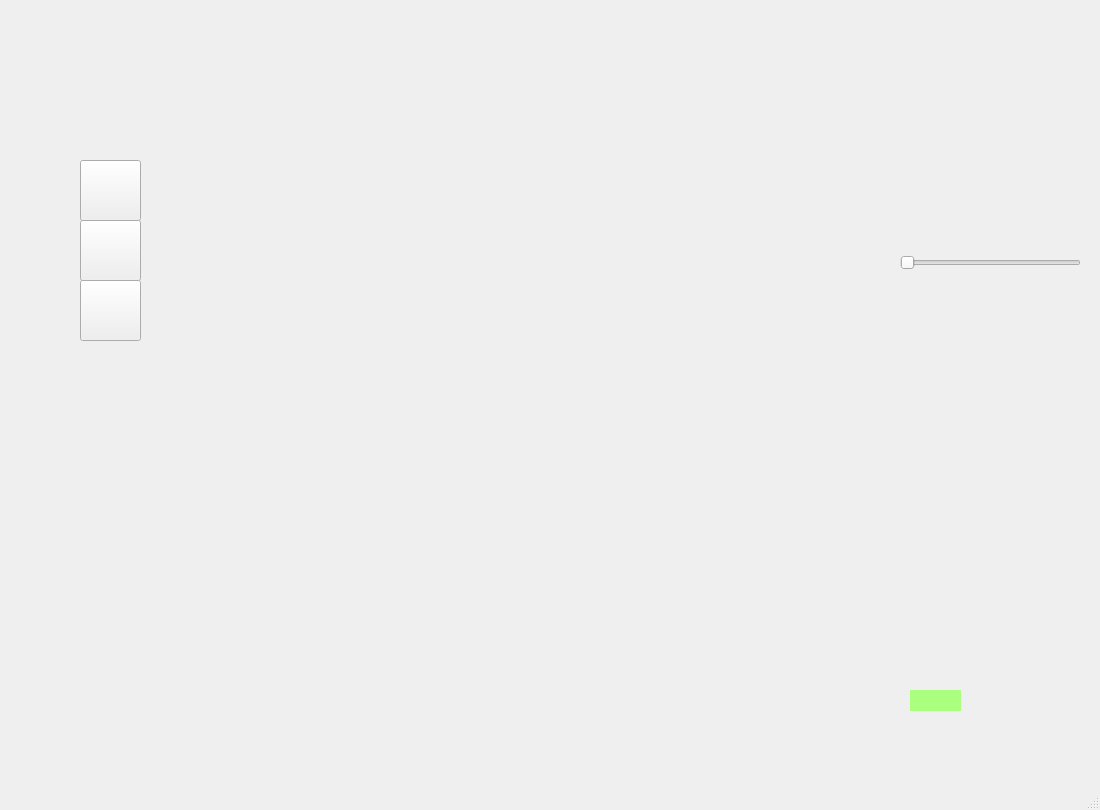
Old version of the form SpriteEditor/spriteview.ui in the repository bestcreator01/sprite-editor.
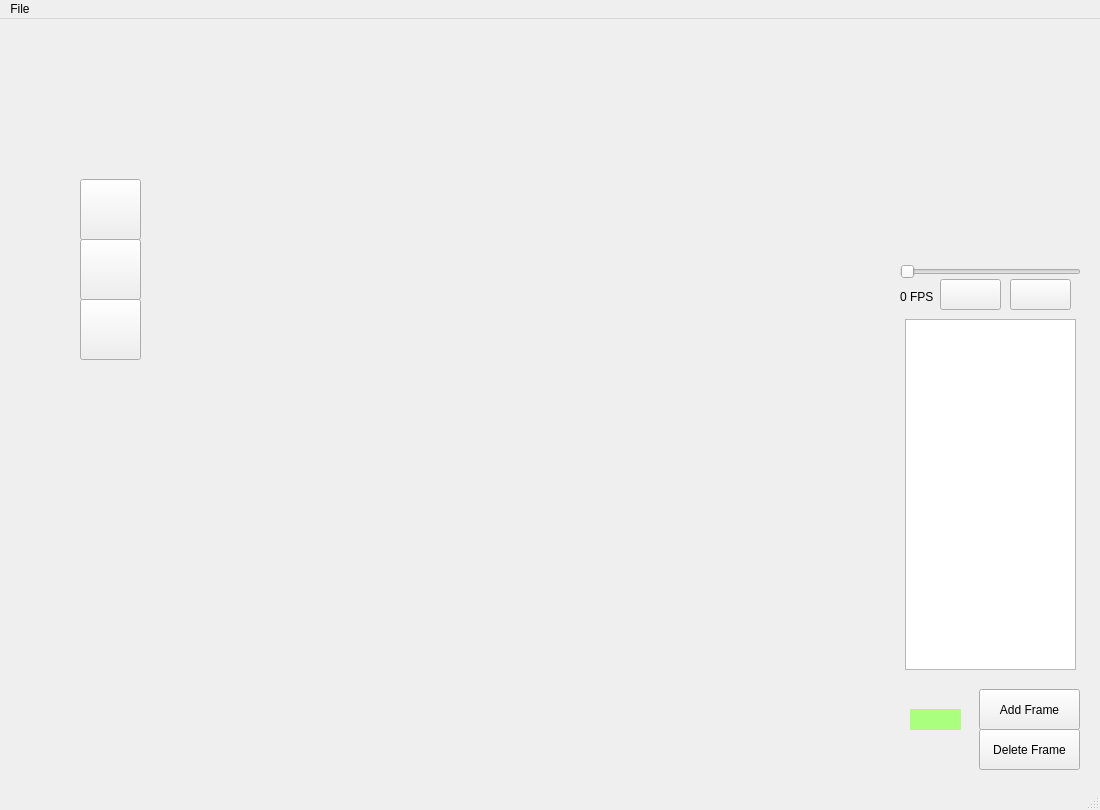
New version of the form.

```diff
--- a/SpriteEditor/spriteview.ui
+++ b/SpriteEditor/spriteview.ui
@@ -110,15 +110,93 @@
     <property name="geometry">
      <rect>
       <x>900</x>
-      <y>250</y>
+      <y>240</y>
       <width>181</width>
       <height>25</height>
      </rect>
     </property>
+    <property name="maximum">
+     <number>20</number>
+    </property>
     <property name="orientation">
      <enum>Qt::Horizontal</enum>
     </property>
    </widget>
+   <widget class="QPushButton" name="addFrame">
+    <property name="geometry">
+     <rect>
+      <x>979</x>
+      <y>670</y>
+      <width>101</width>
+      <height>41</height>
+     </rect>
+    </property>
+    <property name="text">
+     <string>Add Frame</string>
+    </property>
+   </widget>
+   <widget class="QPushButton" name="deleteFrame">
+    <property name="geometry">
+     <rect>
+      <x>979</x>
+      <y>710</y>
+      <width>101</width>
+      <height>41</height>
+     </rect>
+    </property>
+    <property name="text">
+     <string>Delete Frame</string>
+    </property>
+   </widget>
+   <widget class="QLabel" name="FPSLabel">
+    <property name="geometry">
+     <rect>
+      <x>900</x>
+      <y>270</y>
+      <width>41</width>
+      <height>16</height>
+     </rect>
+    </property>
+    <property name="text">
+     <string>0 FPS</string>
+    </property>
+   </widget>
+   <widget class="QPushButton" name="pauseButton">
+    <property name="geometry">
+     <rect>
+      <x>1010</x>
+      <y>260</y>
+      <width>61</width>
+      <height>31</height>
+     </rect>
+    </property>
+    <property name="text">
+     <string/>
+    </property>
+   </widget>
+   <widget class="QPushButton" name="playButton">
+    <property name="geometry">
+     <rect>
+      <x>940</x>
+      <y>260</y>
+      <width>61</width>
+      <height>31</height>
+     </rect>
+    </property>
+    <property name="text">
+     <string/>
+    </property>
+   </widget>
+   <widget class="QListWidget" name="listWidget">
+    <property name="geometry">
+     <rect>
+      <x>905</x>
+      <y>300</y>
+      <width>171</width>
+      <height>351</height>
+     </rect>
+    </property>
+   </widget>
   </widget>
   <widget class="QMenuBar" name="menubar">
    <property name="geometry">
@@ -126,9 +204,18 @@
      <x>0</x>
      <y>0</y>
      <width>1100</width>
-     <height>24</height>
+     <height>22</height>
     </rect>
    </property>
+   <widget class="QMenu" name="menuFile">
+    <property name="title">
+     <string>File</string>
+    </property>
+    <addaction name="actionNew"/>
+    <addaction name="actionOpen"/>
+    <addaction name="actionSave"/>
+   </widget>
+   <addaction name="menuFile"/>
   </widget>
   <widget class="QStatusBar" name="statusbar"/>
  </widget>
```
Left out of the diff: 17 changed lines with no effect on the pictures.
